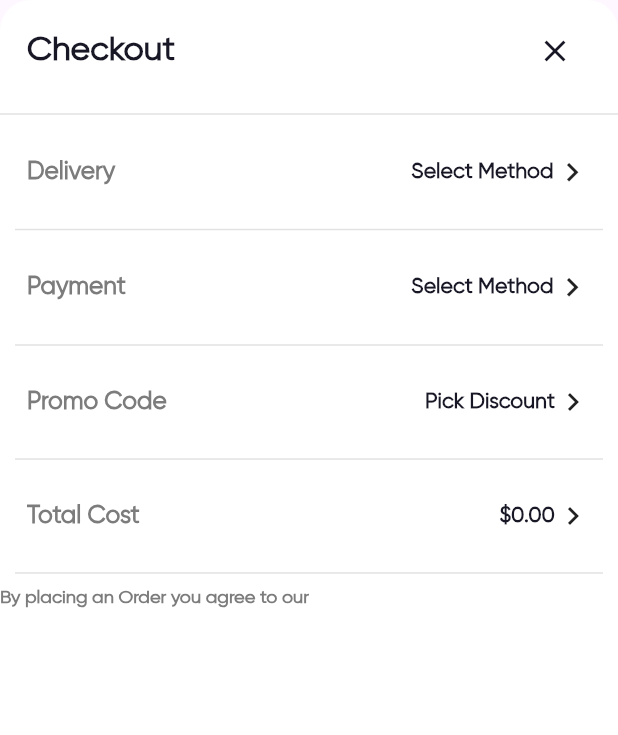
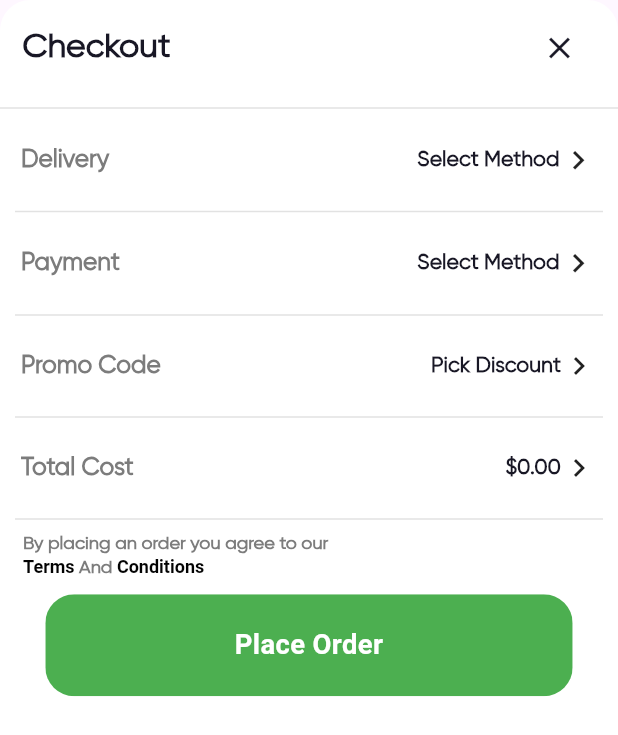
Before and after one commit to flutterBasit/Daily-Price-List, a Flutter app: the Checkoutbottomsheet widget shown alone on an empty page, opened directly, on a phone screen of 412 x 824 dp. Shown: the top 735 px of the screen. Run offline on Flutter 3.47's test engine with Material 3 defaults, Android fonts, the light colour scheme and no system bars; our stand-ins replace carousel_slider, dio, email_validator, firebase_auth, firebase_core, flutter_screenutil and 7 more; missing offline and left inert: country_pickers, flutter_facebook_auth; accounts and stored records are empty; network calls fail.

Commit message:
Added the Button only of Place Order at the Checkout bottomsheet

```diff
--- a/lib/Resources/Components/CheckOutBottomSheet.dart
+++ b/lib/Resources/Components/CheckOutBottomSheet.dart
@@ -15,6 +15,7 @@ class Checkoutbottomsheet extends StatelessWidget {
         Get.find<HomeScreen_ViewController>();
     return Container(
       // padding: EdgeInsets.all(16.w),
+      height: 800,
       decoration: BoxDecoration(
           color: ColorsConstants.whiteColor,
           borderRadius: BorderRadius.vertical(top: Radius.circular(20.r))),
@@ -23,7 +24,7 @@ class Checkoutbottomsheet extends StatelessWidget {
           crossAxisAlignment: CrossAxisAlignment.start,
           children: [
             Padding(
-              padding: EdgeInsets.symmetric(horizontal: 18, vertical: 10),
+              padding: EdgeInsets.symmetric(horizontal: 15, vertical: 8),
               child: Row(
                 mainAxisAlignment: MainAxisAlignment.spaceBetween,
                 children: [
@@ -49,7 +50,7 @@ class Checkoutbottomsheet extends StatelessWidget {
             //---------------SHOWING DELIVERY DETIALS-------------------
             Obx(() {
               return Padding(
-                padding: const EdgeInsets.all(18.0),
+                padding: const EdgeInsets.all(14.0),
                 child: Column(
                   children: [
                     InkWell(
@@ -123,7 +124,7 @@ class Checkoutbottomsheet extends StatelessWidget {
             //--------------------SHOWING THE PAYMENT METHOD DETAILS------------------
             Obx(() {
               return Padding(
-                padding: const EdgeInsets.all(18.0),
+                padding: const EdgeInsets.all(14.0),
                 child: Column(
                   children: [
                     InkWell(
@@ -192,7 +193,7 @@ class Checkoutbottomsheet extends StatelessWidget {
             //-------------------SHOWING THE PROMOCODE------------------------
             Obx(() {
               return Padding(
-                padding: EdgeInsets.all(18),
+                padding: EdgeInsets.all(14),
                 child: Column(
                   crossAxisAlignment: CrossAxisAlignment.start,
                   children: [
@@ -286,7 +287,7 @@ class Checkoutbottomsheet extends StatelessWidget {
             //----------------------------------SHOWING THE GRAND TOTAL with details---------------------
             Obx(() {
               return Padding(
-                padding: EdgeInsets.all(18),
+                padding: EdgeInsets.all(14),
                 child: Column(
                   crossAxisAlignment: CrossAxisAlignment.start,
                   children: [
@@ -360,22 +361,52 @@ class Checkoutbottomsheet extends StatelessWidget {
               endIndent: 10,
             ),
             //------------------------------Place Order Button----------------------
-            Text(
-              'By placing an Order you agree to our ',
-              style: StringsConstants.CheckoutScreenDetailsTermsAndCondition,
+            Row(
+              children: [
+                SizedBox(
+                  width: 14.w,
+                ),
+                Column(
+                  crossAxisAlignment: CrossAxisAlignment.start,
+                  children: [
+                    Text(
+                      'By placing an order you agree to our ',
+                      style: StringsConstants
+                          .CheckoutScreenDetailsTermsAndCondition,
+                    ),
+                    RichText(
+                        text: TextSpan(children: [
+                      TextSpan(
+                        text: 'Terms',
+                        style: TextStyle(
+                            fontSize: 12,
+                            fontWeight: FontWeight.bold,
+                            color: ColorsConstants.blackColor),
+                      ),
+                      TextSpan(
+                        text: ' And',
+                        style: StringsConstants
+                            .CheckoutScreenDetailsTermsAndCondition,
+                      ),
+                      TextSpan(
+                        text: ' Conditions',
+                        style: TextStyle(
+                            fontSize: 12,
+                            fontWeight: FontWeight.bold,
+                            color: ColorsConstants.blackColor),
+                      ),
+                    ])),
+                  ],
+                ),
+              ],
             ),
-            // RichText(
-            //     text: TextSpan(children: [
-            //   TextSpan(
-            //     text: 'By placing an Order you agree to our',
-            //     style: StringsConstants.CheckoutScreenDetailsTermsAndCondition,
-            //   ),
-            //   TextSpan(text: 'Terms And Conditions')
-            // ])),
-
+            Buttons1(
+              title: 'Place Order',
+              onTap: () {},
+            ),
             SizedBox(
-              height: 100,
-            ),
+              height: 20,
+            )
           ],
         ),
       ),
```
